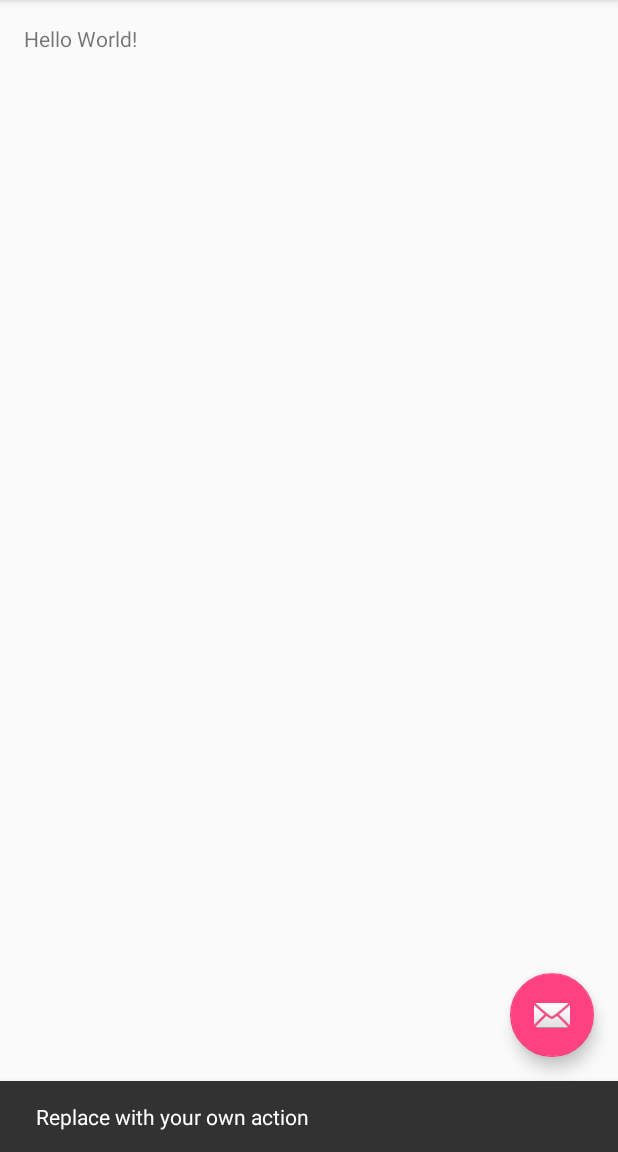
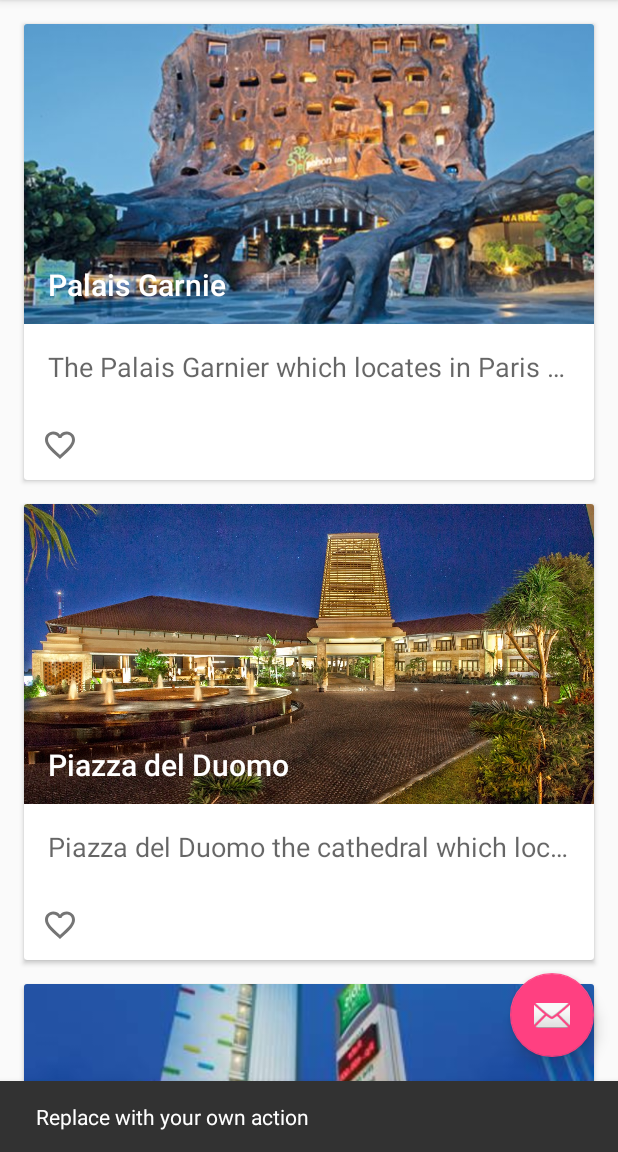
Before and after one commit to ochaperdana/SleepWhere, an Android app: the screen it shows after launch (MainActivity), after a tap on an icon or button, on a phone screen of 412 x 824 dp, the part 84-1236 px from its top. Run offline under Robolectric (Android 15) with nearby library versions, the phone set to English and light mode, and no system bars.

Commit message:
(+)List Card View

```diff
--- a/app/build.gradle
+++ b/app/build.gradle
@@ -10,6 +10,7 @@ android {
         versionCode 1
         versionName "1.0"
         testInstrumentationRunner "android.support.test.runner.AndroidJUnitRunner"
+        vectorDrawables.useSupportLibrary=true
     }
     buildTypes {
         release {
--- a/app/src/main/java/id/sch/smktelkom_mlg/project/xirpl107162534/sleepwhere/MainActivity.java
+++ b/app/src/main/java/id/sch/smktelkom_mlg/project/xirpl107162534/sleepwhere/MainActivity.java
@@ -1,15 +1,30 @@
 package id.sch.smktelkom_mlg.project.xirpl107162534.sleepwhere;
 
+import android.content.ContentResolver;
+import android.content.res.Resources;
+import android.content.res.TypedArray;
+import android.graphics.drawable.Drawable;
 import android.os.Bundle;
 import android.support.design.widget.FloatingActionButton;
 import android.support.design.widget.Snackbar;
 import android.support.v7.app.AppCompatActivity;
+import android.support.v7.widget.LinearLayoutManager;
+import android.support.v7.widget.RecyclerView;
 import android.support.v7.widget.Toolbar;
 import android.view.View;
 import android.view.Menu;
 import android.view.MenuItem;
 
+import java.util.ArrayList;
+
+import id.sch.smktelkom_mlg.project.xirpl107162534.sleepwhere.adapter.HotelAdapter;
+import id.sch.smktelkom_mlg.project.xirpl107162534.sleepwhere.model.Hotel;
+
 public class MainActivity extends AppCompatActivity {
+
+    ArrayList<Hotel> mList=new ArrayList<>();
+    HotelAdapter mAdapter;
+    private int[] arFoto;
 
     @Override
     protected void onCreate(Bundle savedInstanceState) {
@@ -17,6 +32,14 @@ public class MainActivity extends AppCompatActivity {
         setContentView(R.layout.activity_main);
         Toolbar toolbar = (Toolbar) findViewById(R.id.toolbar);
         setSupportActionBar(toolbar);
+
+        RecyclerView recyclerView=(RecyclerView) findViewById(R.id.recyclerView);
+        LinearLayoutManager layoutManager=new LinearLayoutManager(this);
+        recyclerView.setLayoutManager(layoutManager);
+        mAdapter=new HotelAdapter(mList);
+        recyclerView.setAdapter(mAdapter);
+
+        fillData();
 
         FloatingActionButton fab = (FloatingActionButton) findViewById(R.id.fab);
         fab.setOnClickListener(new View.OnClickListener() {
@@ -27,6 +50,24 @@ public class MainActivity extends AppCompatActivity {
             }
         });
     }
+
+    private void fillData() {
+        Resources resources=getResources();
+        String [] arJudul=resources.getStringArray(R.array.places);
+        String [] arDeskripsi=resources.getStringArray(R.array.place_desc);
+        TypedArray a=resources.obtainTypedArray(R.array.places_picture);
+        Drawable[] arFoto=new Drawable[a.length()];
+        for (int i=0;i<arFoto.length;i++){
+            arFoto[i]=a.getDrawable(i);
+        }
+        a.recycle();
+
+        for (int i=0;i<arJudul.length;i++){
+            mList.add(new Hotel(arJudul[i],arDeskripsi[i],arFoto[i]));
+        }
+        mAdapter.notifyDataSetChanged();
+    }
+
 
     @Override
     public boolean onCreateOptionsMenu(Menu menu) {
--- /dev/null
+++ b/app/src/main/java/id/sch/smktelkom_mlg/project/xirpl107162534/sleepwhere/adapter/HotelAdapter.java
@@ -0,0 +1,96 @@
+package id.sch.smktelkom_mlg.project.xirpl107162534.sleepwhere.adapter;
+
+import android.content.Context;
+import android.net.Uri;
+import android.support.v7.widget.RecyclerView;
+import android.view.LayoutInflater;
+import android.view.View;
+import android.view.ViewGroup;
+import android.widget.Button;
+import android.widget.ImageButton;
+import android.widget.ImageView;
+import android.widget.TextView;
+
+import java.util.ArrayList;
+
+import id.sch.smktelkom_mlg.project.xirpl107162534.sleepwhere.R;
+import id.sch.smktelkom_mlg.project.xirpl107162534.sleepwhere.model.Hotel;
+
+/**
+ * Created by Smktelkom on 10/28/2016.
+ */
+
+public class HotelAdapter extends RecyclerView.Adapter<HotelAdapter.ViewHolder> {
+
+    IHotelAdapter mIHotelAdapter;
+
+
+    public interface IHotelAdapter
+    {
+        void doClick(int pos);
+        void doEdit(int pos);
+        void doDelete(int pos);
+        void doFav(int pos);
+        void doShare(int pos);
+    }
+
+    @Override
+    public ViewHolder onCreateViewHolder(ViewGroup parent, int viewType) {
+        View v= LayoutInflater.from(parent.getContext()).inflate(R.layout.item,parent,false);
+        ViewHolder vh=new ViewHolder(v);
+        return vh;
+    }
+
+    @Override
+    public void onBindViewHolder(ViewHolder holder, int position) {
+        Hotel hotel=hotelList.get(position);
+        holder.tvJudul.setText(hotel.judul);
+        holder.tvDeskripsi.setText(hotel.deskripsi);
+        holder.ivFoto.setImageDrawable(hotel.foto);
+    }
+
+    @Override
+    public int getItemCount() {
+        if (hotelList!=null)
+            return hotelList.size();
+        return 0;
+    }
+
+    public class ViewHolder extends RecyclerView.ViewHolder {
+        ImageView ivFoto;
+        TextView tvJudul;
+        TextView tvDeskripsi;
+        Button bEdit;
+        Button bDelete;
+        ImageButton ibFav;
+        ImageButton ibShare;
+
+        public ViewHolder(View itemView) {
+            super(itemView);
+            ivFoto=(ImageView) itemView.findViewById(R.id.imageView);
+            tvJudul=(TextView) itemView.findViewById(R.id.judul);
+            tvDeskripsi=(TextView) itemView.findViewById(R.id.deskripsi);
+            ibFav=(ImageButton) itemView.findViewById(R.id.like);
+            itemView.setOnClickListener(new View.OnClickListener()
+            {
+                @Override
+                public void onClick(View v)
+                {
+                    mIHotelAdapter.doClick(getAdapterPosition());
+                }
+            });
+          ibFav.setOnClickListener(new View.OnClickListener()
+            {
+                @Override
+                public void onClick(View v)
+                {
+                    mIHotelAdapter.doFav(getAdapterPosition());
+                }
+            });
+        }
+    }
+    ArrayList<Hotel> hotelList;
+    public HotelAdapter(ArrayList<Hotel> hotelList){
+        this.hotelList=hotelList;
+    }
+}
--- /dev/null
+++ b/app/src/main/java/id/sch/smktelkom_mlg/project/xirpl107162534/sleepwhere/model/Hotel.java
@@ -0,0 +1,23 @@
+package id.sch.smktelkom_mlg.project.xirpl107162534.sleepwhere.model;
+
+import android.graphics.drawable.Drawable;
+
+import java.io.Serializable;
+
+/**
+ * Created by Smktelkom on 10/28/2016.
+ */
+
+public class Hotel implements Serializable{
+    public String judul;
+    public String deskripsi;
+    public Drawable foto;
+
+    public Hotel(String judul, String deskripsi, Drawable foto)
+    {
+        this.judul=judul;
+        this.deskripsi=deskripsi;
+        this.foto=foto;
+    }
+
+}
--- /dev/null
+++ b/app/src/main/res/drawable/ic_favorite_border_black_24dp.xml
@@ -0,0 +1,9 @@
+<vector xmlns:android="http://schemas.android.com/apk/res/android"
+        android:width="24dp"
+        android:height="24dp"
+        android:viewportWidth="24.0"
+        android:viewportHeight="24.0">
+    <path
+        android:fillColor="#FF000000"
+        android:pathData="M16.5,3c-1.74,0 -3.41,0.81 -4.5,2.09C10.91,3.81 9.24,3 7.5,3 4.42,3 2,5.42 2,8.5c0,3.78 3.4,6.86 8.55,11.54L12,21.35l1.45,-1.32C18.6,15.36 22,12.28 22,8.5 22,5.42 19.58,3 16.5,3zM12.1,18.55l-0.1,0.1 -0.1,-0.1C7.14,14.24 4,11.39 4,8.5 4,6.5 5.5,5 7.5,5c1.54,0 3.04,0.99 3.57,2.36h1.87C13.46,5.99 14.96,5 16.5,5c2,0 3.5,1.5 3.5,3.5 0,2.89 -3.14,5.74 -7.9,10.05z"/>
+</vector>
--- a/app/src/main/res/layout/content_main.xml
+++ b/app/src/main/res/layout/content_main.xml
@@ -1,21 +1,17 @@
 <?xml version="1.0" encoding="utf-8"?>
-<RelativeLayout
+<android.support.v7.widget.RecyclerView
     xmlns:android="http://schemas.android.com/apk/res/android"
     xmlns:app="http://schemas.android.com/apk/res-auto"
     xmlns:tools="http://schemas.android.com/tools"
-    android:id="@+id/content_main"
+    android:id="@+id/recyclerView"
     android:layout_width="match_parent"
     android:layout_height="match_parent"
-    android:paddingBottom="@dimen/activity_vertical_margin"
-    android:paddingLeft="@dimen/activity_horizontal_margin"
-    android:paddingRight="@dimen/activity_horizontal_margin"
+    android:paddingBottom="56dp"
     android:paddingTop="@dimen/activity_vertical_margin"
+    android:clipToPadding="false"
+    android:scrollbars="vertical"
     app:layout_behavior="@string/appbar_scrolling_view_behavior"
     tools:context="id.sch.smktelkom_mlg.project.xirpl107162534.sleepwhere.MainActivity"
     tools:showIn="@layout/activity_main">
 
-    <TextView
-        android:layout_width="wrap_content"
-        android:layout_height="wrap_content"
-        android:text="Hello World!" />
-</RelativeLayout>
+</android.support.v7.widget.RecyclerView>
--- /dev/null
+++ b/app/src/main/res/layout/item.xml
@@ -0,0 +1,55 @@
+<?xml version="1.0" encoding="utf-8"?>
+<android.support.v7.widget.CardView
+    xmlns:android="http://schemas.android.com/apk/res/android"
+    xmlns:tools="http://schemas.android.com/tools"
+    xmlns:app="http://schemas.android.com/apk/res-auto"
+    android:id="@+id/cardView"
+    android:foreground="?attr/selectableItemBackground"
+    android:layout_marginBottom="@dimen/activity_vertical_margin"
+    android:layout_marginLeft="@dimen/activity_horizontal_margin"
+    android:layout_marginRight="@dimen/activity_horizontal_margin"
+    android:layout_gravity="center"
+    android:layout_width="match_parent"
+    android:layout_height="304dp">
+
+    <RelativeLayout
+        android:layout_width="match_parent"
+        android:layout_height="wrap_content">
+        <ImageView
+            android:id="@+id/imageView"
+            tools:src="@drawable/a"
+            android:scaleType="centerCrop"
+            android:layout_width="match_parent"
+            android:layout_height="200dp" />
+
+        <TextView
+            android:layout_width="match_parent"
+            android:layout_height="40dp"
+            android:id="@+id/judul"
+            tools:text="Judul"
+            android:layout_marginLeft="16dp"
+            android:layout_alignBottom="@id/imageView"
+            android:textAppearance="@style/Base.TextAppearance.AppCompat.Title"
+            android:textColor="@android:color/white"/>
+
+        <TextView
+            android:layout_width="match_parent"
+            android:layout_height="wrap_content"
+            android:id="@+id/deskripsi"
+            android:layout_below="@+id/imageView"
+            android:padding="16dp"
+            android:maxLines="1"
+            android:ellipsize="end"
+            android:textAppearance="@style/Base.TextAppearance.AppCompat.Medium"/>
+        <ImageButton
+            android:layout_width="48dp"
+            android:layout_height="48dp"
+            android:id="@+id/like"
+            android:layout_marginRight="16dp"
+            android:layout_below="@+id/deskripsi"
+            android:tint="#757575"
+            style="?android:attr/borderlessButtonStyle"
+            app:srcCompat="@drawable/ic_favorite_border_black_24dp"/>
+    </RelativeLayout>
+
+</android.support.v7.widget.CardView>
--- /dev/null
+++ b/app/src/main/res/values/arrays.xml
@@ -0,0 +1,96 @@
+<?xml version="1.0" encoding="utf-8"?>
+<!--
+  ~ Copyright (C) 2016 The Android Open Source Project
+  ~
+  ~ Licensed under the Apache License, Version 2.0 (the "License");
+  ~ you may not use this file except in compliance with the License.
+  ~ You may obtain a copy of the License at
+  ~
+  ~      http://www.apache.org/licenses/LICENSE-2.0
+  ~
+  ~ Unless required by applicable law or agreed to in writing, software
+  ~ distributed under the License is distributed on an "AS IS" BASIS,
+  ~ WITHOUT WARRANTIES OR CONDITIONS OF ANY KIND, either express or implied.
+  ~ See the License for the specific language governing permissions and
+  ~ limitations under the License.
+  -->
+<resources>
+    <string-array name="places">
+        <item>Palais Garnie</item>
+        <item>Piazza del Duomo</item>
+        <item>Manhattan</item>
+        <item>Senso-ji</item>
+        <item>Sultan Ahmed Mosque</item>
+        <item>Table Mountain</item>
+    </string-array>
+    <string-array name="place_desc">
+        <item>The Palais Garnier which locates in Paris was built from 1861 for
+        the Paris Opera.
+        </item>
+        <item>Piazza del Duomo the cathedral which locates in Florence.</item>
+        <item>Manhattan is the district in New York City</item>
+        <item>Senso-ji is the Shrine locates in Asakusa Tokyo</item>
+        <item>Sultan Ahmed Mosque is mosque locates in Istabul, Turkey</item>
+        <item>Table Mountain is mountain and park locates in Cape Town, South Africa.</item>
+    </string-array>
+    <string-array name="place_details">
+        <item>Lorem ipsum dolor sit amet, consectetur adipisicing elit, sed do
+        eiusmod tempor incididunt ut labore et dolore magna aliqua. Ut enim ad minim veniam, quis
+        nostrud exercitation ullamco laboris nisi ut aliquip ex ea commodo consequat. Duis aute
+        irure dolor in reprehenderit in voluptate velit esse cillum dolore eu fugiat nulla
+        pariatur. Excepteur sint occaecat cupidatat non proident, sunt in culpa qui officia
+        deserunt mollit anim id est laborum.
+        </item>
+        <item>Lorem ipsum dolor sit amet, consectetur adipisicing elit, sed do
+        eiusmod tempor incididunt ut labore et dolore magna aliqua. Ut enim ad minim veniam, quis
+        nostrud exercitation ullamco laboris nisi ut aliquip ex ea commodo consequat. Duis aute
+        irure dolor in reprehenderit in voluptate velit esse cillum dolore eu fugiat nulla
+        pariatur. Excepteur sint occaecat cupidatat non proident, sunt in culpa qui officia
+        deserunt mollit anim id est laborum.
+        </item>
+        <item>Lorem ipsum dolor sit amet, consectetur adipisicing elit, sed do
+        eiusmod tempor incididunt ut labore et dolore magna aliqua. Ut enim ad minim veniam, quis
+        nostrud exercitation ullamco laboris nisi ut aliquip ex ea commodo consequat. Duis aute
+        irure dolor in reprehenderit in voluptate velit esse cillum dolore eu fugiat nulla
+        pariatur. Excepteur sint occaecat cupidatat non proident, sunt in culpa qui officia
+        deserunt mollit anim id est laborum.
+        </item>
+        <item>Lorem ipsum dolor sit amet, consectetur adipisicing elit, sed do
+        eiusmod tempor incididunt ut labore et dolore magna aliqua. Ut enim ad minim veniam, quis
+        nostrud exercitation ullamco laboris nisi ut aliquip ex ea commodo consequat. Duis aute
+        irure dolor in reprehenderit in voluptate velit esse cillum dolore eu fugiat nulla
+        pariatur. Excepteur sint occaecat cupidatat non proident, sunt in culpa qui officia
+        deserunt mollit anim id est laborum.
+        </item>
+        <item>Lorem ipsum dolor sit amet, consectetur adipisicing elit, sed do
+        eiusmod tempor incididunt ut labore et dolore magna aliqua. Ut enim ad minim veniam, quis
+        nostrud exercitation ullamco laboris nisi ut aliquip ex ea commodo consequat. Duis aute
+        irure dolor in reprehenderit in voluptate velit esse cillum dolore eu fugiat nulla
+        pariatur. Excepteur sint occaecat cupidatat non proident, sunt in culpa qui officia
+        deserunt mollit anim id est laborum.
+        </item>
+        <item>Lorem ipsum dolor sit amet, consectetur adipisicing elit, sed do
+        eiusmod tempor incididunt ut labore et dolore magna aliqua. Ut enim ad minim veniam, quis
+        nostrud exercitation ullamco laboris nisi ut aliquip ex ea commodo consequat. Duis aute
+        irure dolor in reprehenderit in voluptate velit esse cillum dolore eu fugiat nulla
+        pariatur. Excepteur sint occaecat cupidatat non proident, sunt in culpa qui officia
+        deserunt mollit anim id est laborum.
+        </item>
+    </string-array>
+    <string-array name="place_locations">
+        <item>8 Rue Scribe, 75009 Paris, France</item>
+        <item>Piazza del Capitolo - 50122 Florence</item>
+        <item>New York City</item>
+        <item>2-3-1 Asakusa, Taitō-ku, Tokyo, Japan</item>
+        <item>At Meydanı No:7, 34122 Fatih/İstanbul, Turkey</item>
+        <item>Cape Town, South Africa</item>
+    </string-array>
+    <array name="places_picture">
+        <item>@drawable/a</item>
+        <item>@drawable/b</item>
+        <item>@drawable/c</item>
+        <item>@drawable/d</item>
+        <item>@drawable/e</item>
+        <item>@drawable/f</item>
+    </array>
+</resources>
```
Also changed, not shown: app/src/main/res/drawable/ic_call_black_24dp.xml (added, +9 -0 lines), app/src/main/res/drawable/ic_search_black_24dp.xml (added, +9 -0 lines), app/src/main/res/drawable/a.jpg (added), app/src/main/res/drawable/b.jpg (added), app/src/main/res/drawable/c.jpg (added), app/src/main/res/drawable/d.jpg (added), app/src/main/res/drawable/e.jpg (added), app/src/main/res/drawable/f.jpg (added).
